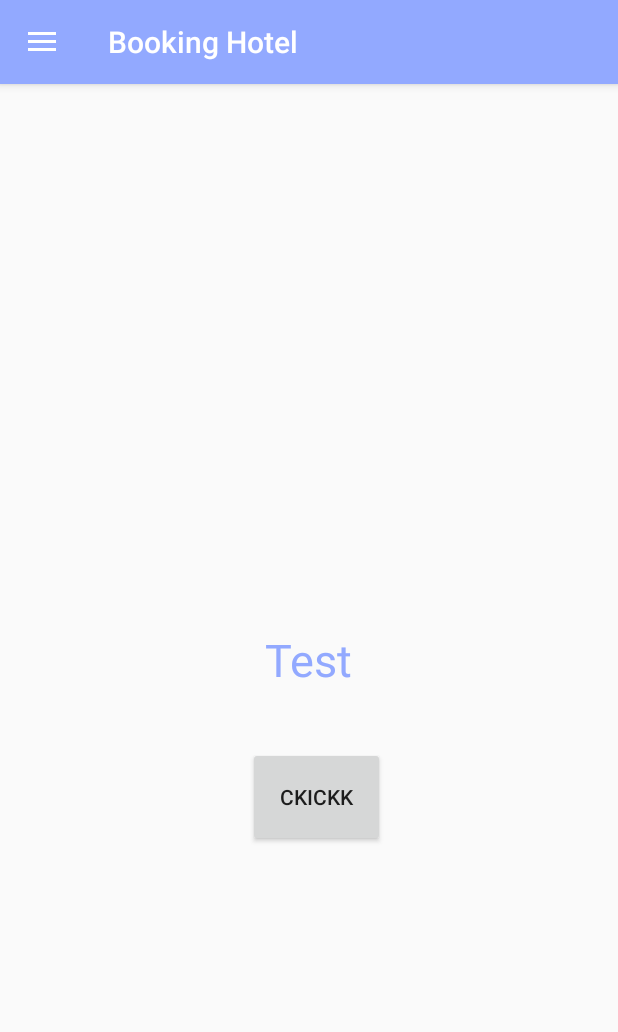
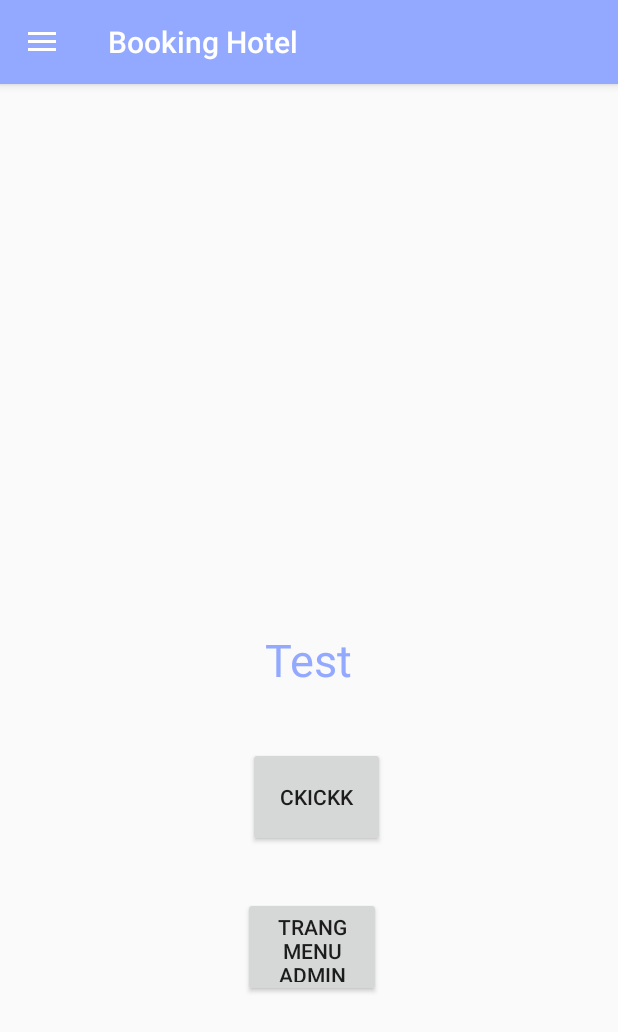
Before and after one commit to leafclover01/moblieProject, an Android app: the HomeFragment screen opened directly, with no data from a screen before it, on a phone screen of 412 x 824 dp. Shown: the top 1032 px of the screen. Run offline under Robolectric (Android 15) with nearby library versions, the phone set to English and light mode, and no system bars.

Commit message:
commit test

```diff
--- a/app/src/main/res/layout/fragment_home.xml
+++ b/app/src/main/res/layout/fragment_home.xml
@@ -28,4 +28,17 @@
         android:layout_marginEnd="155dp"
         android:layout_marginBottom="259dp"
         android:text="Ckickk" />
+    <Button
+        android:id="@+id/btn3"
+        android:layout_width="wrap_content"
+        android:layout_height="wrap_content"
+        android:layout_below="@+id/textView"
+        android:layout_alignParentStart="true"
+        android:layout_alignParentEnd="true"
+        android:layout_alignParentBottom="true"
+        android:layout_marginStart="162dp"
+        android:layout_marginTop="138dp"
+        android:layout_marginEnd="158dp"
+        android:layout_marginBottom="159dp"
+        android:text="Trang menu admin" />
 </RelativeLayout>
```
